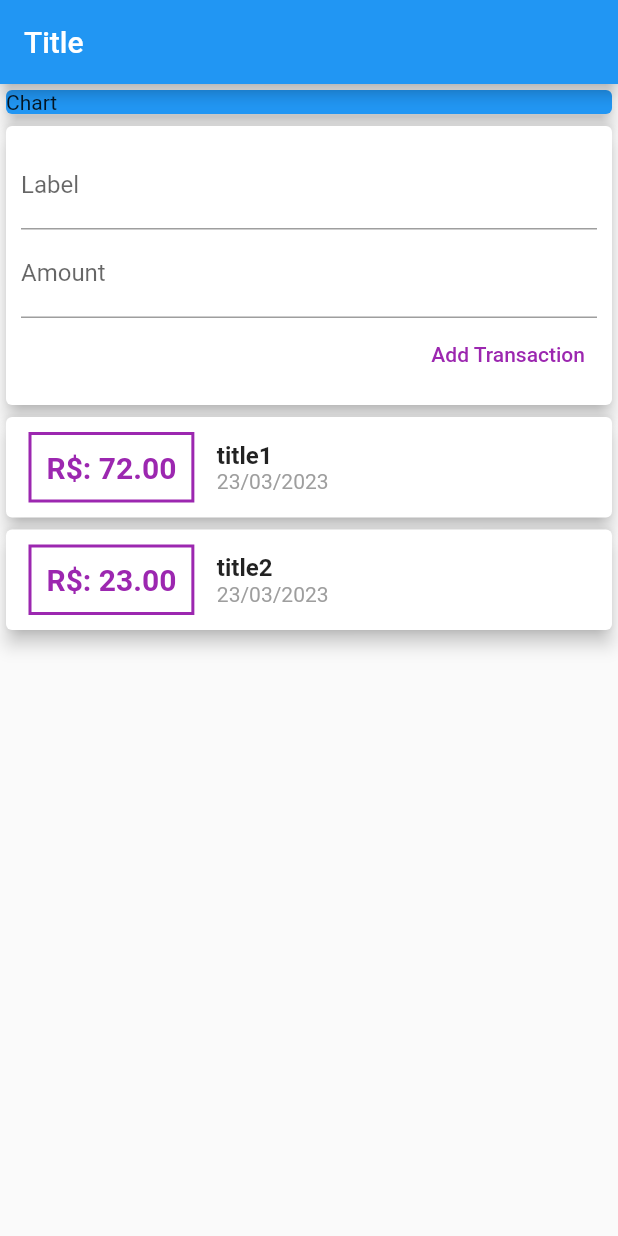
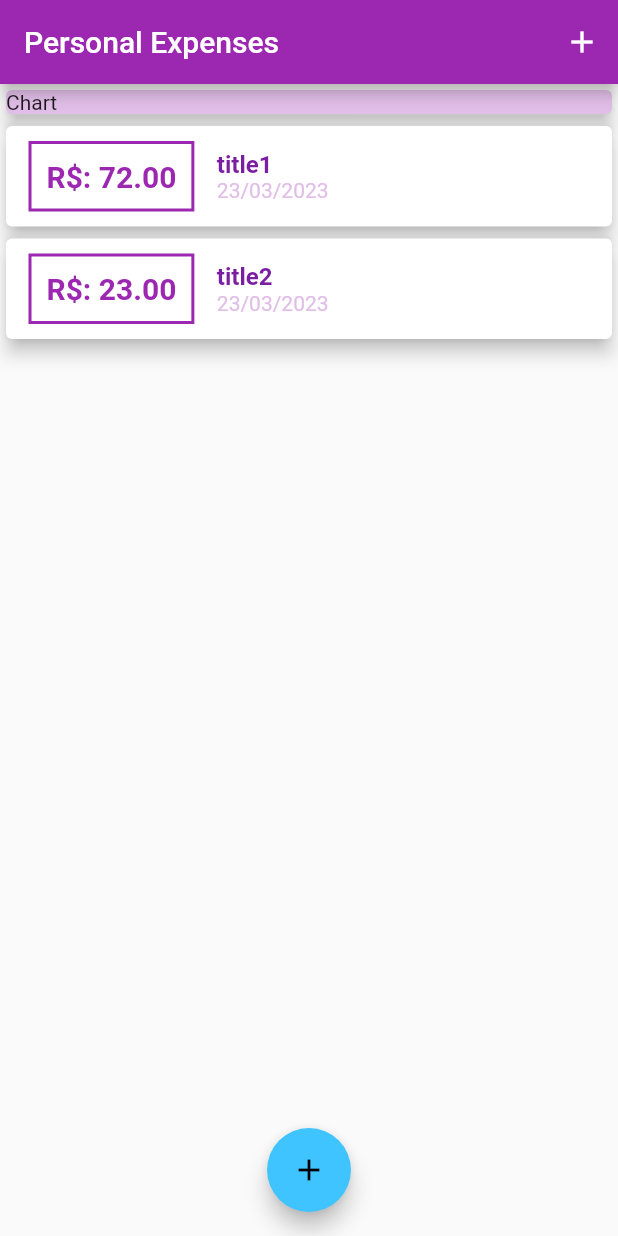
Before and after one commit to nayara-vecchia/flutter_complete_guide_personal_expenses, a Flutter app: the screen it shows after launch, on a phone screen of 412 x 824 dp. Run offline on Flutter 3.47's test engine with Material 2 defaults, Android fonts, the phone set to English and light mode, and no system bars.

Commit message:
feat: add scrollable behaviour to the list widget

```diff
--- a/lib/main.dart
+++ b/lib/main.dart
@@ -1,6 +1,8 @@
 import 'package:flutter/material.dart';
 
-import './widgets/user_transactions.dart';
+import './widgets/new_transaction.dart';
+import './widgets/transaction_list.dart';
+import './models/transactions.dart';
 
 void main() => runApp(const MyApp());
 
@@ -13,23 +15,85 @@ class MyApp extends StatelessWidget {
   Widget build(BuildContext context) {
     return MaterialApp(
       title: myTitle,
+      theme: ThemeData(
+        primarySwatch: Colors.purple,
+        accentColor: Colors.lightBlueAccent,
+      ),
       home: myHomePage,
     );
   }
 }
 
-class MyHomePage extends StatelessWidget {
+class MyHomePage extends StatefulWidget {
   MyHomePage({Key? key}) : super(key: key);
 
-  final myTitle = 'Title';
+  @override
+  State<MyHomePage> createState() => _MyHomePageState();
+}
+
+class _MyHomePageState extends State<MyHomePage> {
+  final myTitle = 'Personal Expenses';
   final myChart = 'Chart';
-  final myBody = 'List';
+
+  final List<Transaction> _userTransaction = [
+    Transaction(
+      id: '01',
+      title: 'title1',
+      amount: 72,
+      date: DateTime.now(),
+    ),
+    Transaction(
+      id: '02',
+      title: 'title2',
+      amount: 23,
+      date: DateTime.now(),
+    )
+  ];
+
+  void _addNewTransaction(String txTitle, double txAmount) {
+    final newTx = Transaction(
+      id: DateTime.now().toString(),
+      title: txTitle,
+      amount: txAmount,
+      date: DateTime.now(),
+    );
+
+    setState(() {
+      _userTransaction.add(newTx);
+    });
+  }
+
+  void _startAddNewTransaction(BuildContext ctx) {
+    showModalBottomSheet(
+      context: ctx,
+      builder: (_) {
+        return GestureDetector(
+          onTap: () {},
+          behavior: HitTestBehavior.opaque,
+          child: NewTransaction(_addNewTransaction),
+        );
+      },
+    );
+  }
 
   @override
   Widget build(BuildContext context) {
     return Scaffold(
       appBar: AppBar(
         title: Text(myTitle),
+        actions: <Widget>[
+          IconButton(
+            onPressed: () => _startAddNewTransaction(context),
+            icon: Icon(Icons.add),
+          )
+        ],
+      ),
+      floatingActionButtonLocation: FloatingActionButtonLocation.centerFloat,
+      floatingActionButton: FloatingActionButton(
+        onPressed: () => _startAddNewTransaction(context),
+        child: Icon(
+          Icons.add,
+        ),
       ),
       body: Column(
         mainAxisAlignment: MainAxisAlignment.start,
@@ -38,12 +102,12 @@ class MyHomePage extends StatelessWidget {
           SizedBox(
             width: double.infinity,
             child: Card(
-              color: Colors.blue,
+              color: Theme.of(context).primaryColorLight,
               elevation: 5,
               child: Text(myChart), //Container substituido por SizedBox
             ),
           ),
-          UserTransactions(),
+          TransactionList(_userTransaction),
         ],
       ),
     );
--- a/lib/widgets/transaction_list.dart
+++ b/lib/widgets/transaction_list.dart
@@ -12,9 +12,11 @@ class TransactionList extends StatelessWidget {
 
   @override
   Widget build(BuildContext context) {
-    return Column(
-      crossAxisAlignment: CrossAxisAlignment.stretch,
-      children: transactions.map((e) {
+    return SizedBox(
+      height: 300,
+      child: ListView.builder(
+        itemCount: transactions.length,
+        itemBuilder: (context, index) {
           return Card(
             elevation: 5,
             child: Row(
@@ -28,17 +30,17 @@ class TransactionList extends StatelessWidget {
                   ),
                   decoration: BoxDecoration(
                     border: Border.all(
-                    color: Colors.purple,
+                      color: Theme.of(context).primaryColor,
                       width: 2,
                     ),
                   ),
                   padding: const EdgeInsets.all(10),
                   child: Text(
-                  'R\$: ${e.amount.toStringAsFixed(2)}',
-                  style: const TextStyle(
+                    'R\$: ${transactions[index].amount.toStringAsFixed(2)}',
+                    style: TextStyle(
                       fontWeight: FontWeight.bold,
                       fontSize: 20,
-                    color: Colors.purple,
+                      color: Theme.of(context).primaryColor,
                     ),
                   ),
                 ),
@@ -46,18 +48,19 @@ class TransactionList extends StatelessWidget {
                   crossAxisAlignment: CrossAxisAlignment.start,
                   children: <Widget>[
                     Text(
-                    e.title,
-                    style: const TextStyle(
+                      transactions[index].title,
+                      style: TextStyle(
                         fontWeight: FontWeight.bold,
                         fontSize: 16,
+                        color: Theme.of(context).primaryColorDark,
                       ),
                     ),
                     Text(
-                    DateFormat('dd/MM/yyyy').format(e.date),
-                    style: const TextStyle(
+                      DateFormat('dd/MM/yyyy').format(transactions[index].date),
+                      style: TextStyle(
                         fontWeight: FontWeight.w400,
                         fontSize: 14,
-                      color: Colors.grey,
+                        color: Theme.of(context).primaryColorLight,
                       ),
                     ),
                   ],
@@ -65,7 +68,8 @@ class TransactionList extends StatelessWidget {
               ],
             ),
           );
-      }).toList(),
+        },
+      ),
     );
   }
 }
--- a/lib/widgets/user_transactions.dart
+++ b/lib/widgets/user_transactions.dart
@@ -1,50 +1,23 @@
-import 'package:flutter/material.dart';
+// import 'package:flutter/material.dart';
 
-import '../widgets/transaction_list.dart';
-import '../widgets/new_transaction.dart';
-import '../models/transactions.dart';
+// import '../widgets/transaction_list.dart';
+// import '../widgets/new_transaction.dart';
+// import '../models/transactions.dart';
 
-class UserTransactions extends StatefulWidget {
-  @override
-  State<UserTransactions> createState() => _UserTransactionsState();
-}
+// class UserTransactions extends StatefulWidget {
+//   @override
+//   State<UserTransactions> createState() => _UserTransactionsState();
+// }
 
-class _UserTransactionsState extends State<UserTransactions> {
-  final List<Transaction> _userTransaction = [
-    Transaction(
-      id: '01',
-      title: 'title1',
-      amount: 72,
-      date: DateTime.now(),
-    ),
-    Transaction(
-      id: '02',
-      title: 'title2',
-      amount: 23,
-      date: DateTime.now(),
-    )
-  ];
+// class _UserTransactionsState extends State<UserTransactions> {
 
-  void _addNewTransaction(String txTitle, double txAmount) {
-    final newTx = Transaction(
-      id: DateTime.now().toString(),
-      title: txTitle,
-      amount: txAmount,
-      date: DateTime.now(),
-    );
-
-    setState(() {
-      _userTransaction.add(newTx);
-    });
-  }
-
-  @override
-  Widget build(BuildContext context) {
-    return Column(
-      children: <Widget>[
-        NewTransaction(_addNewTransaction),
-        TransactionList(_userTransaction),
-      ],
-    );
-  }
-}
+//   @override
+//   Widget build(BuildContext context) {
+//     return Column(
+//       children: <Widget>[
+//         NewTransaction(_addNewTransaction),
+//         TransactionList(_userTransaction),
+//       ],
+//     );
+//   }
+// }
```
Also changed, not shown: lib/widgets/new_transaction.dart (+30 -10 lines). Lines whose indentation alone changed are shown as unchanged.
